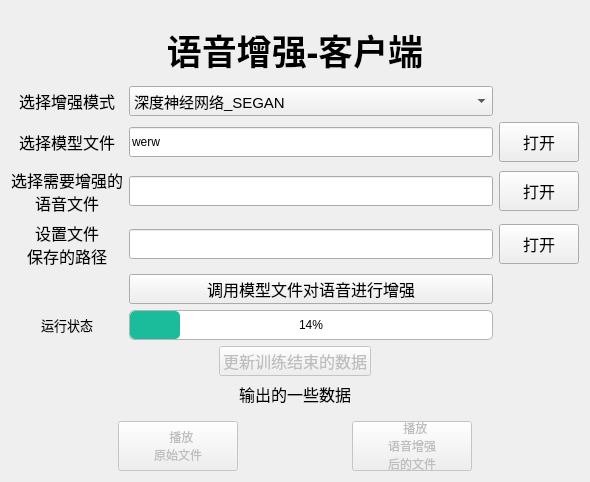
First picture: the form in ui/main_widget.ui, repository wp19991/speech_enhancement, before the edit.
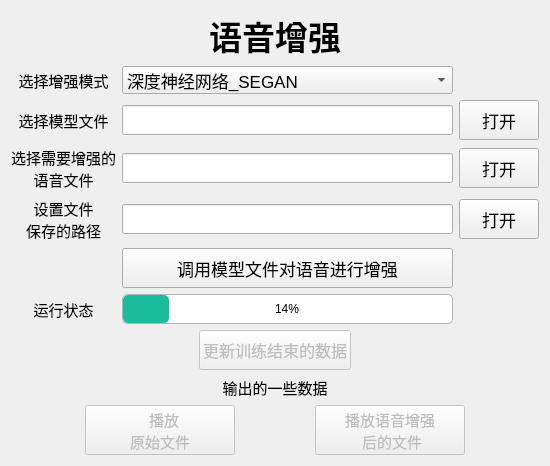
Second picture: the form after the edit. Icons and pictures are not drawn.

Patch:
```diff
--- a/ui/main_widget.ui
+++ b/ui/main_widget.ui
@@ -6,15 +6,18 @@
    <rect>
     <x>0</x>
     <y>0</y>
-    <width>590</width>
-    <height>482</height>
+    <width>550</width>
+    <height>433</height>
    </rect>
   </property>
   <property name="windowTitle">
    <string>语音增强-客户端</string>
   </property>
   <property name="styleSheet">
-   <string notr="true"/>
+   <string notr="true">QTableWidget QComboBox{
+    margin: 2px;
+    border: none;
+}</string>
   </property>
   <layout class="QHBoxLayout" name="horizontalLayout_3">
    <item>
@@ -34,41 +37,41 @@
      </item>
      <item>
       <widget class="QLabel" name="label_2">
-       <property name="minimumSize">
-        <size>
-         <width>0</width>
-         <height>60</height>
-        </size>
-       </property>
        <property name="font">
         <font>
-         <family>华文楷体</family>
-         <pointsize>26</pointsize>
+         <pointsize>25</pointsize>
          <weight>75</weight>
          <bold>true</bold>
         </font>
        </property>
        <property name="text">
-        <string>语音增强-客户端</string>
+        <string>语音增强</string>
        </property>
        <property name="alignment">
         <set>Qt::AlignCenter</set>
        </property>
       </widget>
      </item>
+     <item>
+      <spacer name="verticalSpacer">
+       <property name="orientation">
+        <enum>Qt::Vertical</enum>
+       </property>
+       <property name="sizeHint" stdset="0">
+        <size>
+         <width>20</width>
+         <height>40</height>
+        </size>
+       </property>
+      </spacer>
+     </item>
      <item>
       <layout class="QGridLayout" name="gridLayout">
        <item row="0" column="1">
         <widget class="QComboBox" name="choose_model_comboBox">
-         <property name="minimumSize">
-          <size>
-           <width>0</width>
-           <height>30</height>
-          </size>
-         </property>
          <property name="font">
           <font>
-           <pointsize>11</pointsize>
+           <pointsize>13</pointsize>
           </font>
          </property>
          <property name="cursor">
@@ -105,7 +108,7 @@
          </property>
          <property name="font">
           <font>
-           <pointsize>12</pointsize>
+           <pointsize>13</pointsize>
           </font>
          </property>
          <property name="cursor">
@@ -126,7 +129,7 @@
         <widget class="QLabel" name="label_3">
          <property name="font">
           <font>
-           <pointsize>12</pointsize>
+           <pointsize>11</pointsize>
           </font>
          </property>
          <property name="text">
@@ -142,7 +145,7 @@
         <widget class="QLabel" name="label">
          <property name="font">
           <font>
-           <pointsize>12</pointsize>
+           <pointsize>11</pointsize>
           </font>
          </property>
          <property name="text">
@@ -161,11 +164,6 @@
            <height>30</height>
           </size>
          </property>
-         <property name="font">
-          <font>
-           <pointsize>9</pointsize>
-          </font>
-         </property>
          <property name="readOnly">
           <bool>true</bool>
          </property>
@@ -181,7 +179,7 @@
          </property>
          <property name="font">
           <font>
-           <pointsize>12</pointsize>
+           <pointsize>13</pointsize>
           </font>
          </property>
          <property name="cursor">
@@ -209,11 +207,6 @@
            <height>30</height>
           </size>
          </property>
-         <property name="font">
-          <font>
-           <pointsize>9</pointsize>
-          </font>
-         </property>
          <property name="readOnly">
           <bool>true</bool>
          </property>
@@ -229,7 +222,7 @@
          </property>
          <property name="font">
           <font>
-           <pointsize>12</pointsize>
+           <pointsize>13</pointsize>
           </font>
          </property>
          <property name="cursor">
@@ -257,14 +250,6 @@
            <height>30</height>
           </size>
          </property>
-         <property name="font">
-          <font>
-           <pointsize>9</pointsize>
-          </font>
-         </property>
-         <property name="text">
-          <string>werw</string>
-         </property>
          <property name="readOnly">
           <bool>true</bool>
          </property>
@@ -274,7 +259,7 @@
         <widget class="QLabel" name="label_7">
          <property name="font">
           <font>
-           <pointsize>12</pointsize>
+           <pointsize>11</pointsize>
           </font>
          </property>
          <property name="text">
@@ -289,7 +274,7 @@
         <widget class="QLabel" name="label_6">
          <property name="font">
           <font>
-           <pointsize>12</pointsize>
+           <pointsize>11</pointsize>
           </font>
          </property>
          <property name="text">
@@ -306,12 +291,12 @@
          <property name="minimumSize">
           <size>
            <width>0</width>
-           <height>30</height>
+           <height>40</height>
           </size>
          </property>
          <property name="font">
           <font>
-           <pointsize>12</pointsize>
+           <pointsize>13</pointsize>
           </font>
          </property>
          <property name="cursor">
@@ -380,7 +365,8 @@
         <widget class="QLabel" name="label_4">
          <property name="font">
           <font>
-           <pointsize>10</pointsize>
+           <family>Agency FB</family>
+           <pointsize>11</pointsize>
           </font>
          </property>
          <property name="text">
@@ -416,7 +402,7 @@
          <property name="minimumSize">
           <size>
            <width>0</width>
-           <height>30</height>
+           <height>40</height>
           </size>
          </property>
          <property name="font">
@@ -454,7 +440,7 @@
       <widget class="QLabel" name="enh_show_data_label">
        <property name="font">
         <font>
-         <pointsize>12</pointsize>
+         <pointsize>11</pointsize>
         </font>
        </property>
        <property name="toolTip">
@@ -503,10 +489,15 @@
          </property>
          <property name="minimumSize">
           <size>
-           <width>120</width>
+           <width>150</width>
            <height>50</height>
           </size>
          </property>
+         <property name="font">
+          <font>
+           <pointsize>11</pointsize>
+          </font>
+         </property>
          <property name="cursor">
           <cursorShape>PointingHandCursor</cursorShape>
          </property>
@@ -549,10 +540,15 @@
          </property>
          <property name="minimumSize">
           <size>
-           <width>120</width>
+           <width>150</width>
            <height>50</height>
           </size>
          </property>
+         <property name="font">
+          <font>
+           <pointsize>11</pointsize>
+          </font>
+         </property>
          <property name="cursor">
           <cursorShape>PointingHandCursor</cursorShape>
          </property>
@@ -560,9 +556,8 @@
           <string>播放增强后的文件</string>
          </property>
          <property name="text">
-          <string>  播放
-语音增强
-后的文件</string>
+          <string>播放语音增强
+ 后的文件</string>
          </property>
          <property name="icon">
           <iconset resource="../res/app.qrc">
```
Left out of the diff: 2 changed lines with no effect on the pictures.
